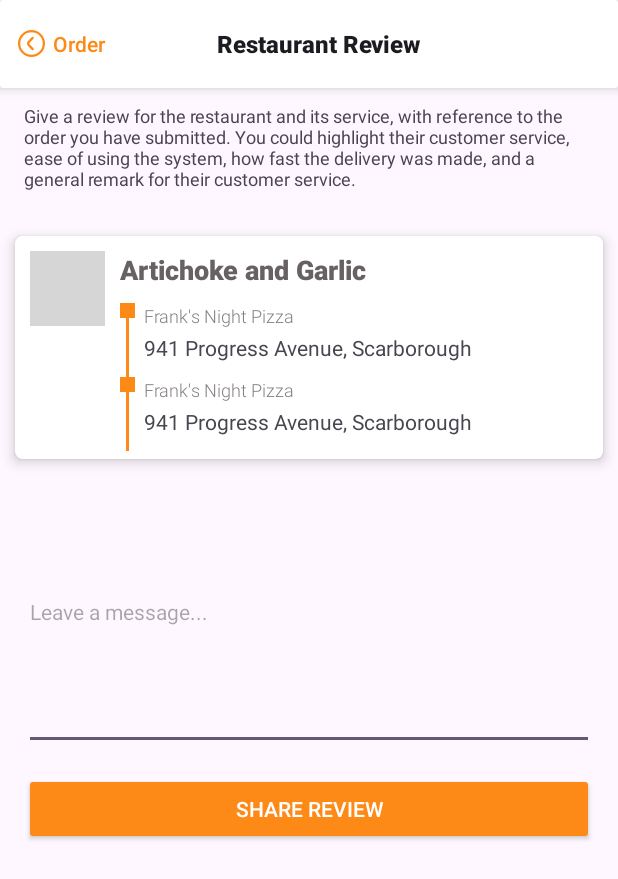
After one commit to EmreDenizz/Android-Pizza-App-Firebase, an Android app: the UpdateRestaurantReviewActivity screen opened directly, with no data from a screen before it, on a phone screen of 412 x 824 dp. The commit adds this screen. Shown: the top 879 px of the screen. Run offline under Robolectric (Android 15) with nearby library versions, the phone set to English and light mode, and no system bars; our stand-ins replace Firebase (no records; nobody signed in at launch, a user with empty details on screens opened directly); grey boxes are pictures that could not be loaded.

Commit message:
Bug Fixes Before Presentation

```diff
--- a/app/src/main/java/com/example/group9_mapd711_project/CustomerViewSingleOrderActivity.kt
+++ b/app/src/main/java/com/example/group9_mapd711_project/CustomerViewSingleOrderActivity.kt
@@ -16,6 +16,7 @@ import com.example.group9_mapd711_project.databinding.ActivityCustomerViewSingle
 import com.example.group9_mapd711_project.models.Order
 import com.google.firebase.firestore.FirebaseFirestore
 import com.google.firebase.firestore.toObject
+import java.text.SimpleDateFormat
 
 class CustomerViewSingleOrderActivity : AppCompatActivity() {
     private lateinit var binding: ActivityCustomerViewSingleOrderBinding
@@ -49,6 +50,11 @@ class CustomerViewSingleOrderActivity : AppCompatActivity() {
                 binding.orderRestaurantRatingBar.rating = orderInView.restaurantAddress.restaurantRating.toFloat()
                 binding.orderRestaurantRatingCount.text = "(${orderInView.restaurantAddress.restaurantRatingsCount})"
 
+                binding.orderReviewedText.text = if (orderInView.customerReview.isEmpty()) "Please give feedback on the service" else "Thanks for your feedback!!"
+                binding.orderReceivedText.text = if (orderInView.orderInfo.orderDelivered) "Delivered on ${SimpleDateFormat("YYYY/MM/DD hh:mm").format(orderInView.orderInfo.orderDeliverDate.seconds * 1000L)}" else "Delivery is underway to your location"
+                binding.orderPlacedTimeText.text = "Submitted on ${SimpleDateFormat("YYYY/MM/DD hh:mm").format(orderInView.orderInfo.orderSubmitDate.seconds * 1000L)}"
+                binding.deliveryImage.setImageResource(if (orderInView.orderInfo.orderDelivered) R.drawable.success else R.drawable.delivery)
+
                 binding.orderDeliveryAddressTag.text = orderInView.deliveryAddress.customerAddressTag
                 binding.orderDeliveryAddress.text = "${orderInView.deliveryAddress.deliveryAddress}, ${orderInView.deliveryAddress.deliveryCity}"
                 binding.orderDeliveryLocation.text = "${orderInView.deliveryAddress.deliveryProvince}, ${orderInView.deliveryAddress.deliveryCountry} ${orderInView.deliveryAddress.deliveryPostalCode}"
@@ -57,7 +63,9 @@ class CustomerViewSingleOrderActivity : AppCompatActivity() {
             }
         }.addOnFailureListener {  }
 
-        binding.updateReviewButton.setOnClickListener {  }
+        binding.updateReviewButton.setOnClickListener {
+            startActivity(Intent(this, UpdateRestaurantReviewActivity::class.java))
+        }
 
         binding.goBackButton.setOnClickListener {
             val intent = Intent(this, CustomerViewAllOrdersActivity::class.java)
--- /dev/null
+++ b/app/src/main/java/com/example/group9_mapd711_project/UpdateRestaurantReviewActivity.kt
@@ -0,0 +1,73 @@
+package com.example.group9_mapd711_project
+
+import android.content.Intent
+import androidx.appcompat.app.AppCompatActivity
+import android.os.Bundle
+import com.example.group9_mapd711_project.databinding.ActivityUpdateRestaurantReviewBinding
+import com.example.group9_mapd711_project.models.Order
+import com.google.firebase.firestore.FirebaseFirestore
+import com.google.firebase.firestore.toObject
+
+class UpdateRestaurantReviewActivity : AppCompatActivity() {
+    private lateinit var binding: ActivityUpdateRestaurantReviewBinding
+    private lateinit var firestore: FirebaseFirestore
+    private lateinit var orderInView:Order
+    override fun onCreate(savedInstanceState: Bundle?) {
+        super.onCreate(savedInstanceState)
+
+        binding = ActivityUpdateRestaurantReviewBinding.inflate(layoutInflater)
+        setContentView(binding.root)
+
+        val pref = applicationContext.getSharedPreferences("Build_Pizza_Order", 0) //initialize an instance of shared preference
+
+        firestore = FirebaseFirestore.getInstance()
+
+        val orderInViewRef = firestore.collection("orders").document(pref.getString("order_reference_id","No order selected")!!)
+        orderInViewRef.get().addOnSuccessListener {
+            if (it.exists()){
+                orderInView = it.toObject<Order>()!!
+
+                binding.singleOrderDeliveryAddressTag.text = orderInView.deliveryAddress.customerAddressTag
+                binding.singleOrderRestaurantAddress.text = orderInView.restaurantAddress.restaurantAddress
+                binding.singleOrderRestaurantName.text = orderInView.restaurantAddress.restaurantName
+                binding.singleOrderPizzaName.text = orderInView.productInfo.productName
+                binding.singleOrderDeliveryAddress.text = orderInView.deliveryAddress.deliveryAddress
+
+                binding.reviewEditText.setText(orderInView.customerReview)
+            }
+        }.addOnFailureListener {  }
+
+        binding.submitReviewButton.setOnClickListener {
+            val customerReview = binding.reviewEditText.text.trim().toString()
+
+            if (customerReview.isNotEmpty()){
+                orderInViewRef.update(mapOf("customerReview" to customerReview)).addOnSuccessListener {
+                    val intent = Intent(this, CustomerViewSingleOrderActivity::class.java)
+                    intent.flags = Intent.FLAG_ACTIVITY_CLEAR_TOP or Intent.FLAG_ACTIVITY_SINGLE_TOP
+                    startActivity(intent)
+                    finish()
+                }.addOnFailureListener {  }
+            }
+            else{
+                binding.reviewEditText.error = "Please give a review!!"
+            }
+        }
+
+        binding.goBackButton.setOnClickListener {
+            val intent = Intent(this, CustomerViewSingleOrderActivity::class.java)
+            intent.flags = Intent.FLAG_ACTIVITY_CLEAR_TOP or Intent.FLAG_ACTIVITY_SINGLE_TOP
+            startActivity(intent)
+            finish()
+        }
+    }
+
+    override fun onBackPressed() {
+        super.onBackPressed()
+
+        // Create intent for the list of all orders activity
+        val intent = Intent(this, CustomerViewSingleOrderActivity::class.java)
+        intent.flags = Intent.FLAG_ACTIVITY_CLEAR_TOP or Intent.FLAG_ACTIVITY_SINGLE_TOP
+        startActivity(intent)
+        finish()
+    }
+}
--- a/app/src/main/res/layout/activity_customer_view_single_order.xml
+++ b/app/src/main/res/layout/activity_customer_view_single_order.xml
@@ -499,6 +499,7 @@
                                 android:paddingBottom="10sp">
 
                                 <ImageView
+                                    android:id="@+id/deliveryImage"
                                     android:layout_width="35dp"
                                     android:layout_height="35dp"
                                     android:layout_marginEnd="10sp"
--- /dev/null
+++ b/app/src/main/res/layout/activity_update_restaurant_review.xml
@@ -0,0 +1,249 @@
+<?xml version="1.0" encoding="utf-8"?>
+<androidx.constraintlayout.widget.ConstraintLayout xmlns:android="http://schemas.android.com/apk/res/android"
+    xmlns:app="http://schemas.android.com/apk/res-auto"
+    xmlns:tools="http://schemas.android.com/tools"
+    android:layout_width="match_parent"
+    android:layout_height="match_parent"
+    tools:context=".UpdateRestaurantReviewActivity">
+
+    <LinearLayout
+        android:layout_width="match_parent"
+        android:layout_height="match_parent"
+        android:orientation="vertical"
+        app:layout_constraintBottom_toBottomOf="parent"
+        app:layout_constraintEnd_toEndOf="parent"
+        app:layout_constraintStart_toStartOf="parent"
+        app:layout_constraintTop_toTopOf="parent">
+
+        <androidx.cardview.widget.CardView
+            android:layout_width="match_parent"
+            android:layout_height="wrap_content"
+            app:cardElevation="5dp">
+
+            <LinearLayout
+                android:layout_width="match_parent"
+                android:layout_height="match_parent"
+                android:gravity="center_vertical"
+                android:orientation="horizontal"
+                android:paddingVertical="5sp">
+
+                <Button
+                    android:id="@+id/goBackButton"
+                    style="@style/Widget.Material3.Button.TextButton.Icon"
+                    android:layout_width="wrap_content"
+                    android:layout_height="wrap_content"
+                    android:text="Order"
+                    app:cornerRadius="2dp"
+                    app:icon="@drawable/back" />
+
+                <Space
+                    android:layout_width="wrap_content"
+                    android:layout_height="wrap_content"
+                    android:layout_weight="1" />
+
+                <TextView
+                    android:layout_width="wrap_content"
+                    android:layout_height="wrap_content"
+                    android:layout_marginStart="13sp"
+                    android:fontFamily="sans-serif-black"
+                    android:text="Restaurant Review"
+                    android:textAppearance="@style/TextAppearance.AppCompat.Large"
+                    android:textSize="16sp" />
+
+                <Space
+                    android:layout_width="wrap_content"
+                    android:layout_height="wrap_content"
+                    android:layout_weight="3" />
+            </LinearLayout>
+        </androidx.cardview.widget.CardView>
+
+        <TextView
+            android:layout_width="match_parent"
+            android:layout_height="wrap_content"
+            android:layout_marginHorizontal="16sp"
+            android:layout_marginTop="10sp"
+            android:layout_marginBottom="20sp"
+            android:text="Give a review for the restaurant and its service, with reference to the order you have submitted. You could highlight their customer service, ease of using the system, how fast the delivery was made, and a general remark for their customer service."
+            android:textSize="12sp" />
+
+        <androidx.cardview.widget.CardView
+            android:layout_width="match_parent"
+            android:layout_height="wrap_content"
+            android:layout_margin="10sp"
+            app:cardCornerRadius="5dp"
+            app:cardElevation="5dp">
+
+            <LinearLayout
+                android:layout_width="match_parent"
+                android:layout_height="wrap_content"
+                android:orientation="horizontal"
+                android:paddingStart="10sp"
+                android:paddingTop="10sp"
+                android:paddingBottom="5sp">
+
+                <ImageView
+                    android:id="@+id/imageView4"
+                    android:layout_width="50dp"
+                    android:layout_height="50dp"
+                    android:scaleType="centerCrop"
+                    app:srcCompat="@drawable/pizza_1" />
+
+                <LinearLayout
+                    android:layout_width="match_parent"
+                    android:layout_height="wrap_content"
+                    android:layout_marginStart="10sp"
+                    android:orientation="vertical">
+
+                    <TextView
+                        android:id="@+id/singleOrderPizzaName"
+                        android:layout_width="wrap_content"
+                        android:layout_height="wrap_content"
+                        android:layout_marginBottom="10sp"
+                        android:fontFamily="sans-serif-black"
+                        android:text="Artichoke and Garlic"
+                        android:textAppearance="@style/TextAppearance.AppCompat.Display1"
+                        android:textColor="#676161"
+                        android:textSize="18sp"
+                        android:textStyle="bold" />
+
+                    <LinearLayout
+                        android:layout_width="match_parent"
+                        android:layout_height="match_parent"
+                        android:orientation="horizontal">
+
+                        <LinearLayout
+                            android:layout_width="wrap_content"
+                            android:layout_height="match_parent"
+                            android:gravity="center_horizontal"
+                            android:orientation="vertical">
+
+                            <View
+                                android:layout_width="10sp"
+                                android:layout_height="10sp"
+                                android:background="@color/pizza_color" />
+
+                            <View
+                                android:layout_width="2dp"
+                                android:layout_height="wrap_content"
+                                android:background="@color/pizza_color" />
+
+                        </LinearLayout>
+
+                        <LinearLayout
+                            android:layout_width="match_parent"
+                            android:layout_height="wrap_content"
+                            android:layout_marginStart="6sp"
+                            android:layout_marginBottom="10sp"
+                            android:orientation="vertical">
+
+                            <LinearLayout
+                                android:layout_width="wrap_content"
+                                android:layout_height="wrap_content"
+                                android:layout_weight="1"
+                                android:orientation="vertical">
+
+                                <TextView
+                                    android:id="@+id/singleOrderRestaurantName"
+                                    android:layout_width="wrap_content"
+                                    android:layout_height="wrap_content"
+                                    android:layout_marginBottom="3sp"
+                                    android:fontFamily="sans-serif-light"
+                                    android:text="Frank's Night Pizza"
+                                    android:textColor="#857F7F"
+                                    android:textSize="12sp" />
+
+                                <TextView
+                                    android:id="@+id/singleOrderRestaurantAddress"
+                                    android:layout_width="wrap_content"
+                                    android:layout_height="wrap_content"
+                                    android:text="941 Progress Avenue, Scarborough" />
+                            </LinearLayout>
+
+                        </LinearLayout>
+
+                    </LinearLayout>
+
+                    <LinearLayout
+                        android:layout_width="match_parent"
+                        android:layout_height="match_parent"
+                        android:orientation="horizontal">
+
+                        <LinearLayout
+                            android:layout_width="wrap_content"
+                            android:layout_height="match_parent"
+                            android:gravity="center_horizontal"
+                            android:orientation="vertical">
+
+                            <View
+                                android:layout_width="10sp"
+                                android:layout_height="10sp"
+                                android:background="@color/pizza_color" />
+
+                            <View
+                                android:layout_width="2dp"
+                                android:layout_height="wrap_content"
+                                android:background="@color/pizza_color" />
+
+                        </LinearLayout>
+
+                        <LinearLayout
+                            android:layout_width="match_parent"
+                            android:layout_height="wrap_content"
+                            android:layout_marginStart="6sp"
+                            android:layout_marginBottom="10sp"
+                            android:orientation="vertical">
+
+                            <LinearLayout
+                                android:layout_width="wrap_content"
+                                android:layout_height="wrap_content"
+                                android:layout_weight="1"
+                                android:orientation="vertical">
+
+                                <TextView
+                                    android:id="@+id/singleOrderDeliveryAddressTag"
+                                    android:layout_width="wrap_content"
+                                    android:layout_height="wrap_content"
+                                    android:layout_marginBottom="3sp"
+                                    android:fontFamily="sans-serif-light"
+                                    android:text="Frank's Night Pizza"
+                                    android:textColor="#857F7F"
+                                    android:textSize="12sp" />
+
+                                <TextView
+                                    android:id="@+id/singleOrderDeliveryAddress"
+                                    android:layout_width="wrap_content"
+                                    android:layout_height="wrap_content"
+                                    android:text="941 Progress Avenue, Scarborough" />
+                            </LinearLayout>
+
+                        </LinearLayout>
+
+                    </LinearLayout>
+
+                </LinearLayout>
+            </LinearLayout>
+        </androidx.cardview.widget.CardView>
+
+        <EditText
+            android:id="@+id/reviewEditText"
+            style="@style/Widget.AppCompat.EditText"
+            android:layout_width="match_parent"
+            android:layout_height="wrap_content"
+            android:layout_marginHorizontal="16sp"
+            android:ems="10"
+            android:hint="Leave a message..."
+            android:inputType="text|textLongMessage|textAutoComplete|textAutoCorrect|textCapSentences|textMultiLine"
+            android:lines="10"
+            android:textSize="14sp" />
+
+        <Button
+            android:id="@+id/submitReviewButton"
+            style="@style/Widget.AppCompat.Button"
+            android:layout_width="match_parent"
+            android:layout_height="wrap_content"
+            android:layout_marginHorizontal="16sp"
+            android:layout_marginVertical="15sp"
+            android:text="Share Review" />
+
+    </LinearLayout>
+</androidx.constraintlayout.widget.ConstraintLayout>
```
Also changed, not shown: app/src/main/AndroidManifest.xml (+6 -2 lines).
